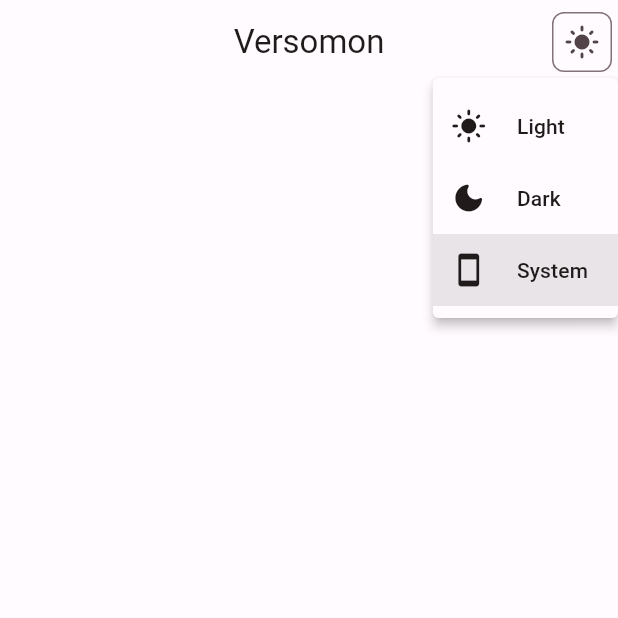
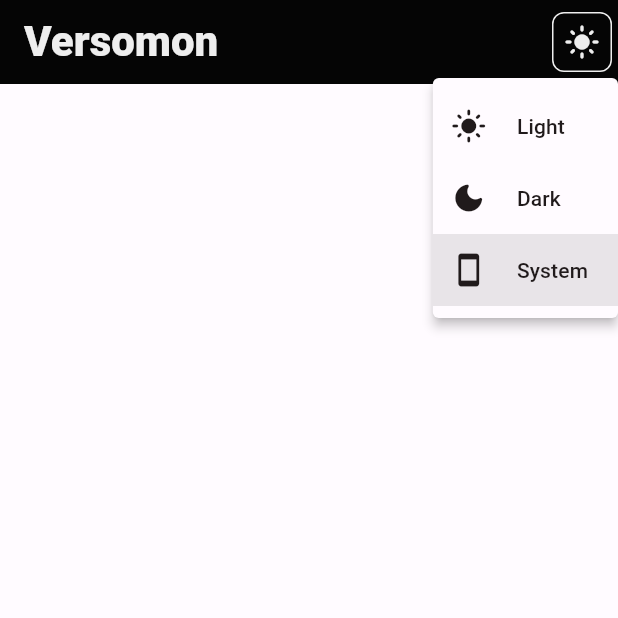
Before and after one commit to JosephKorel/versotech_pokemon, a Flutter app: the screen it shows after launch, after a tap on the "light mode" icon, on a phone screen of 412 x 824 dp, the top half of it. Run offline on Flutter 3.47's test engine with Material 3 defaults, Android fonts, the phone set to English and light mode, and no system bars; our stand-ins replace audioplayers, cached_network_image, dio, flutter_animate, flutter_mobx, fluttericon and 3 more; missing offline and left inert: spider_chart; generated files the repository leaves out were written again; network calls fail.

Commit message:
feat: make changes in app bar

```diff
--- a/lib/views/home/main.dart
+++ b/lib/views/home/main.dart
@@ -1,22 +1,15 @@
 import 'package:flutter/material.dart';
-import 'package:versotech_pokemon/theme/utils.dart';
+import 'package:versotech_pokemon/views/home/widgets/app_bar.dart';
 import 'package:versotech_pokemon/views/home/widgets/pokemon_list.dart';
-import 'package:versotech_pokemon/views/home/widgets/theme_mode.dart';
 
 class HomeView extends StatelessWidget {
   const HomeView({super.key});
 
   @override
   Widget build(BuildContext context) {
-    return Scaffold(
-      appBar: AppBar(
-        title: const Text('Versomon'),
-        centerTitle: true,
-        actions: const [ThemeSwitch()],
-        backgroundColor: context.background,
-        scrolledUnderElevation: 0,
-      ),
-      body: const PokemonListContainer(),
+    return const Scaffold(
+      appBar: HomePageAppBar(),
+      body: PokemonListContainer(),
     );
   }
 }
--- /dev/null
+++ b/lib/views/home/widgets/app_bar.dart
@@ -0,0 +1,27 @@
+import 'package:flutter/material.dart';
+import 'package:versotech_pokemon/theme/utils.dart';
+import 'package:versotech_pokemon/views/home/widgets/theme_mode.dart';
+
+class HomePageAppBar extends StatelessWidget implements PreferredSizeWidget {
+  const HomePageAppBar({super.key});
+
+  @override
+  Size get preferredSize => const Size.fromHeight(kToolbarHeight);
+
+  @override
+  Widget build(BuildContext context) {
+    return AppBar(
+      title: const Text('Versomon'),
+      titleTextStyle: context.titleLarge.copyWith(
+        fontWeight: FontWeight.w800,
+        fontSize: 28,
+        color:
+            context.isDarkMode ? context.onPrimaryContainer : context.onPrimary,
+      ),
+      actions: const [ThemeSwitch()],
+      elevation: 0,
+      backgroundColor:
+          context.isDarkMode ? context.primaryContainer : context.primary,
+    );
+  }
+}
--- a/lib/views/home/widgets/theme_mode.dart
+++ b/lib/views/home/widgets/theme_mode.dart
@@ -21,8 +21,16 @@ class ThemeSwitch extends StatelessWidget {
           onPressed: controller.open,
           icon: Icon(themeStore.icon),
           style: IconButton.styleFrom(
+            foregroundColor: context.isDarkMode
+                ? context.onPrimaryContainer
+                : context.onPrimary,
             shape:
                 RoundedRectangleBorder(borderRadius: BorderRadius.circular(8)),
+            side: BorderSide(
+              color: context.isDarkMode
+                  ? context.onPrimaryContainer
+                  : context.onPrimary,
+            ),
           ),
         ),
         style: MenuStyle(
```
